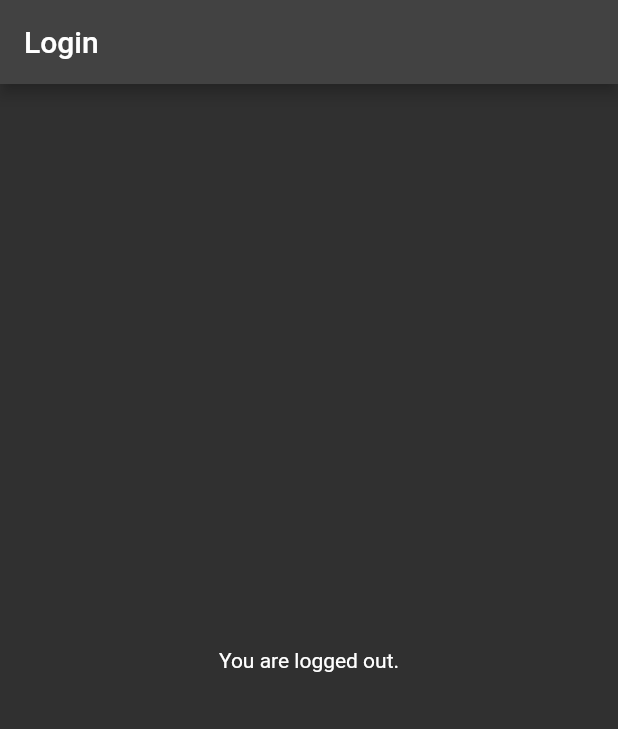
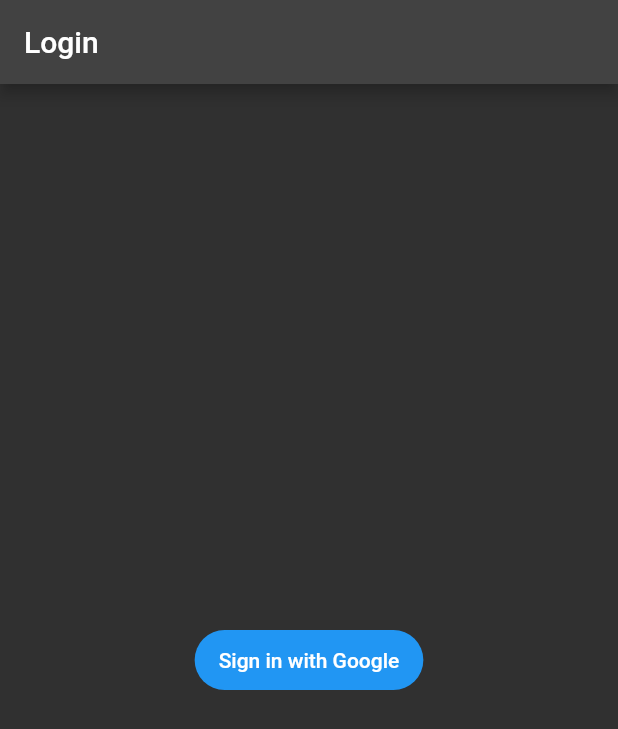
Before and after one commit to jorahty/cognize, a Flutter app: the screen it shows after launch, on a phone screen of 412 x 824 dp. Shown: the top 729 px of the screen. Run offline on Flutter 3.47's test engine with Material 2 defaults, Android fonts, the phone set to English and light mode, and no system bars; our stand-ins replace firebase_auth, firebase_core, google_sign_in; accounts and stored records are empty.

Commit message:
google sign in (iOS, Web)

```diff
--- a/lib/screens/login/login.dart
+++ b/lib/screens/login/login.dart
@@ -1,3 +1,4 @@
+import 'package:cognize/services/auth.dart';
 import 'package:flutter/material.dart';
 
 class LoginScreen extends StatelessWidget {
@@ -9,8 +10,11 @@ class LoginScreen extends StatelessWidget {
       appBar: AppBar(
         title: const Text('Login'),
       ),
-      body: const Center(
-        child: Text('You are logged out.'),
+      body: Center(
+        child: FilledButton(
+          onPressed: AuthService().googleSignIn,
+          child: const Text('Sign in with Google'),
+        ),
       ),
     );
   }
--- a/pubspec.yaml
+++ b/pubspec.yaml
@@ -7,8 +7,9 @@ environment:
   sdk: '>=3.1.3 <4.0.0'
 
 dependencies:
+  firebase_core: ^2.17.0
   firebase_auth: ^4.10.1
-  firebase_core: ^2.17.0
+  google_sign_in: ^6.1.5
   flutter:
     sdk: flutter
 
```
Also changed, not shown: lib/screens/topics/topics.dart (+6 -2 lines), lib/services/auth.dart (+20 -0 lines), lib/util/firebase_options.dart, pubspec.lock, 6 other files.
